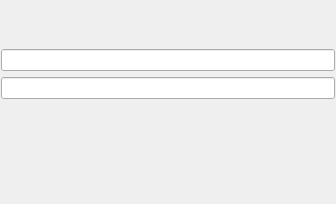
lucasw/rqt_tf_echo, file rqt_tf_echo/resource/tf_echo.ui: the form before one commit.
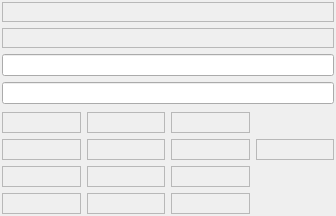
The form after the commit.

Commit message: Add outline frames around everything

Patch:
```diff
--- a/rqt_tf_echo/resource/tf_echo.ui
+++ b/rqt_tf_echo/resource/tf_echo.ui
@@ -7,7 +7,7 @@
     <x>0</x>
     <y>0</y>
     <width>336</width>
-    <height>204</height>
+    <height>216</height>
    </rect>
   </property>
   <property name="windowTitle">
@@ -42,6 +42,18 @@
      </property>
      <item>
       <layout class="QGridLayout" name="grid_layout_2">
+       <property name="leftMargin">
+        <number>1</number>
+       </property>
+       <property name="topMargin">
+        <number>1</number>
+       </property>
+       <property name="rightMargin">
+        <number>1</number>
+       </property>
+       <property name="bottomMargin">
+        <number>1</number>
+       </property>
        <item row="2" column="0">
         <widget class="QLineEdit" name="source_line_edit">
          <property name="toolTip">
@@ -54,9 +66,15 @@
          <property name="toolTip">
           <string>Time when the lookup was made</string>
          </property>
+         <property name="frameShape">
+          <enum>QFrame::StyledPanel</enum>
+         </property>
          <property name="text">
           <string/>
          </property>
+         <property name="margin">
+          <number>1</number>
+         </property>
         </widget>
        </item>
        <item row="0" column="0">
@@ -64,9 +82,15 @@
          <property name="toolTip">
           <string>Time of the transform</string>
          </property>
+         <property name="frameShape">
+          <enum>QFrame::StyledPanel</enum>
+         </property>
          <property name="text">
           <string/>
          </property>
+         <property name="margin">
+          <number>1</number>
+         </property>
         </widget>
        </item>
        <item row="3" column="0">
@@ -97,6 +121,9 @@
          <property name="toolTip">
           <string>Translation y</string>
          </property>
+         <property name="frameShape">
+          <enum>QFrame::StyledPanel</enum>
+         </property>
          <property name="text">
           <string/>
          </property>
@@ -107,6 +134,9 @@
          <property name="toolTip">
           <string>Quaternion y</string>
          </property>
+         <property name="frameShape">
+          <enum>QFrame::StyledPanel</enum>
+         </property>
          <property name="text">
           <string/>
          </property>
@@ -114,6 +144,9 @@
        </item>
        <item row="3" column="1">
         <widget class="QLabel" name="rot_pitch_rad_label">
+         <property name="frameShape">
+          <enum>QFrame::StyledPanel</enum>
+         </property>
          <property name="text">
           <string/>
          </property>
@@ -124,6 +157,9 @@
          <property name="toolTip">
           <string>Translation z</string>
          </property>
+         <property name="frameShape">
+          <enum>QFrame::StyledPanel</enum>
+         </property>
          <property name="text">
           <string/>
          </property>
@@ -131,6 +167,9 @@
        </item>
        <item row="3" column="2">
         <widget class="QLabel" name="rot_yaw_rad_label">
+         <property name="frameShape">
+          <enum>QFrame::StyledPanel</enum>
+         </property>
          <property name="text">
           <string/>
          </property>
@@ -141,6 +180,9 @@
          <property name="toolTip">
           <string>Translation x</string>
          </property>
+         <property name="frameShape">
+          <enum>QFrame::StyledPanel</enum>
+         </property>
          <property name="text">
           <string/>
          </property>
@@ -151,6 +193,9 @@
          <property name="toolTip">
           <string>Quaternion x</string>
          </property>
+         <property name="frameShape">
+          <enum>QFrame::StyledPanel</enum>
+         </property>
          <property name="text">
           <string/>
          </property>
@@ -161,6 +206,9 @@
          <property name="toolTip">
           <string>Quaternion z</string>
          </property>
+         <property name="frameShape">
+          <enum>QFrame::StyledPanel</enum>
+         </property>
          <property name="text">
           <string/>
          </property>
@@ -171,6 +219,9 @@
          <property name="toolTip">
           <string>Quaternion w</string>
          </property>
+         <property name="frameShape">
+          <enum>QFrame::StyledPanel</enum>
+         </property>
          <property name="text">
           <string/>
          </property>
@@ -178,6 +229,9 @@
        </item>
        <item row="3" column="0">
         <widget class="QLabel" name="rot_roll_rad_label">
+         <property name="frameShape">
+          <enum>QFrame::StyledPanel</enum>
+         </property>
          <property name="text">
           <string/>
          </property>
@@ -185,6 +239,9 @@
        </item>
        <item row="4" column="0">
         <widget class="QLabel" name="rot_roll_deg_label">
+         <property name="frameShape">
+          <enum>QFrame::StyledPanel</enum>
+         </property>
          <property name="text">
           <string/>
          </property>
@@ -192,6 +249,9 @@
        </item>
        <item row="4" column="1">
         <widget class="QLabel" name="rot_pitch_deg_label">
+         <property name="frameShape">
+          <enum>QFrame::StyledPanel</enum>
+         </property>
          <property name="text">
           <string/>
          </property>
@@ -199,6 +259,9 @@
        </item>
        <item row="4" column="2">
         <widget class="QLabel" name="rot_yaw_deg_label">
+         <property name="frameShape">
+          <enum>QFrame::StyledPanel</enum>
+         </property>
          <property name="text">
           <string/>
          </property>
```
The commit also changes 2 other files.
